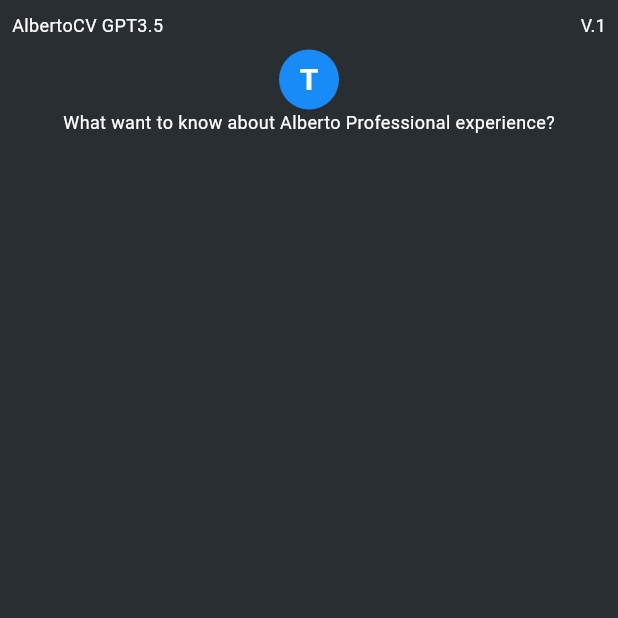
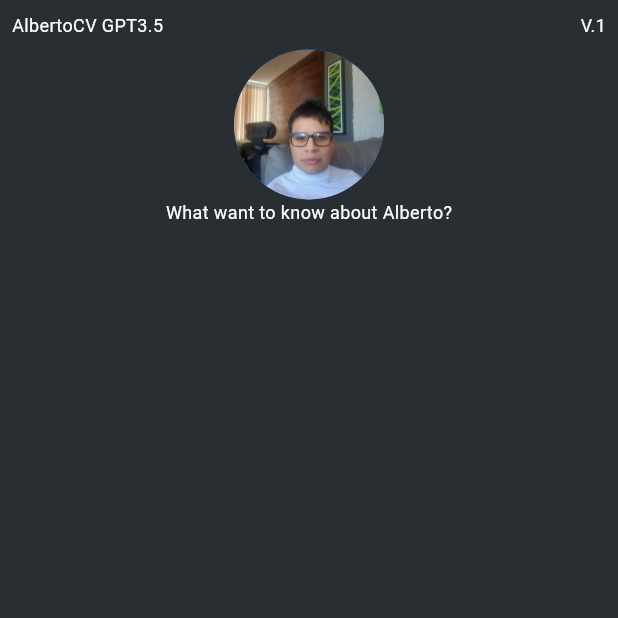
Before and after one commit to albint3r/ai-chat-bot-api, a Flutter app: the screen it shows after launch, on a phone screen of 412 x 824 dp, the top half of it. Run offline on Flutter 3.47's test engine with Material 3 defaults, Android fonts, the phone set to English and light mode, and no system bars; our stand-ins replace auto_route, bloc, dio, freezed_annotation, get_it, injectable; missing offline and left inert: a package.

Commit message:
Add refector

```diff
--- /dev/null
+++ b/lib/presentation/chatbot/widgets/avatar_picture.dart
@@ -0,0 +1,15 @@
+import 'package:flutter/material.dart';
+
+import '../../gen/assets.gen.dart';
+
+class AvatarPicture extends StatelessWidget {
+  const AvatarPicture({super.key});
+
+  @override
+  Widget build(BuildContext context) {
+    return CircleAvatar(
+      radius: 50,
+      backgroundImage: Assets.images.avatar.provider(),
+    );
+  }
+}
--- a/lib/presentation/chatbot/widgets/body_chatbot.dart
+++ b/lib/presentation/chatbot/widgets/body_chatbot.dart
@@ -1,5 +1,7 @@
 import 'package:flutter/material.dart';
 
+import '../../gen/assets.gen.dart';
+import 'avatar_picture.dart';
 import 'top_row_indicators.dart';
 
 class BodyChatBot extends StatelessWidget {
@@ -10,10 +12,8 @@ class BodyChatBot extends StatelessWidget {
     return const Column(
       children: [
         TopRowIndicators(),
-        CircleAvatar(
-          child: Text('T'),
-        ),
-        Text('What want to know about Alberto Professional experience?'),
+        AvatarPicture(),
+        Text('What want to know about Alberto?'),
       ],
     );
   }
```
Also changed, not shown: lib/presentation/gen/assets.gen.dart (+88 -0 lines), assets/images/avatar.jpeg (added).
